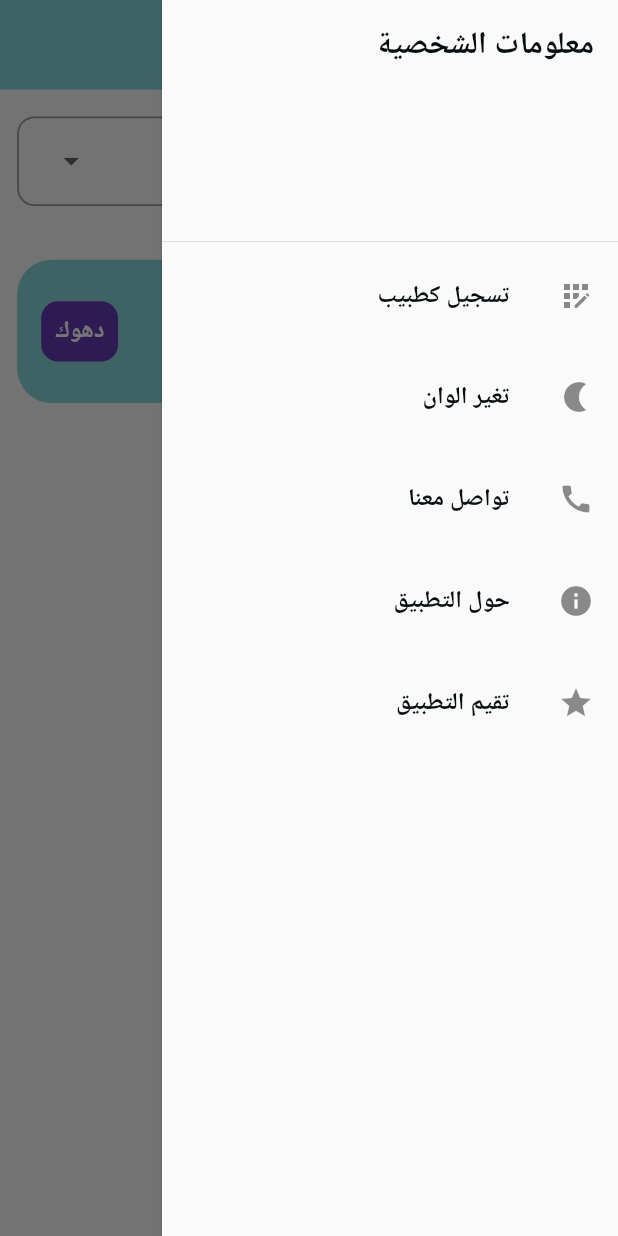
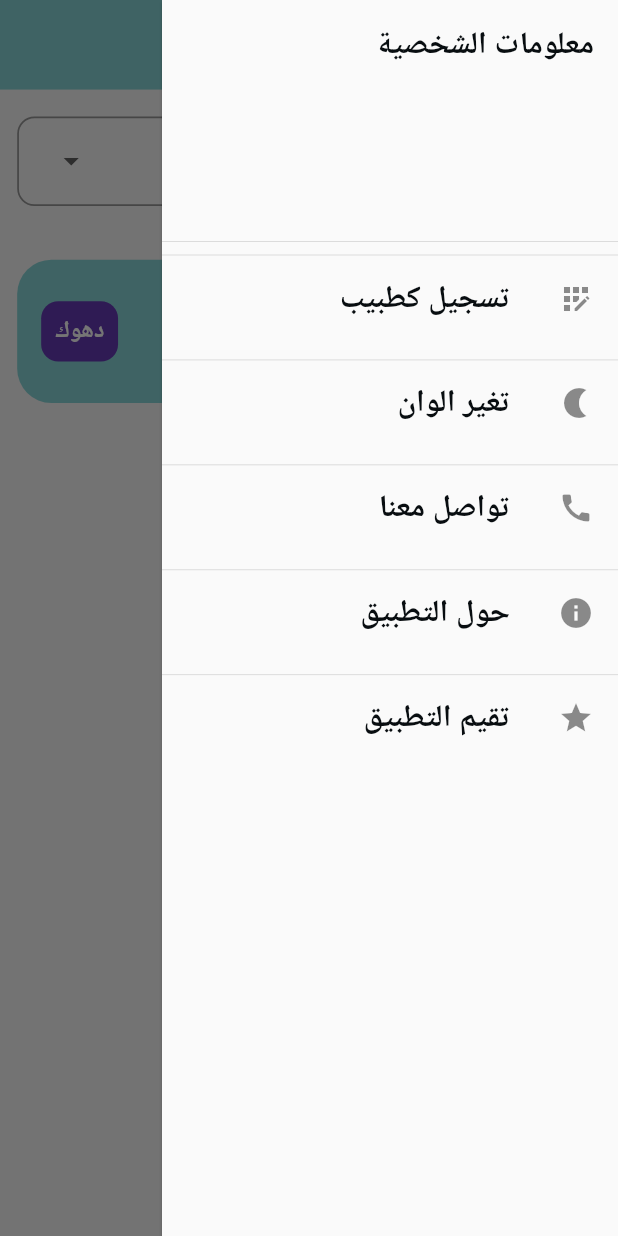
Before and after one commit to Ahmedkhalil98/doctors_guide, a Flutter app: the HomeScreen screen opened directly, with the side drawer open, on a phone screen of 412 x 824 dp. Run offline on Flutter 3.47's test engine with Material 2 defaults, Android fonts, the phone set to English and light mode, and no system bars; our stand-ins replace cloud_firestore, firebase_core, flutter_screenutil, geolocator, get, google_maps_flutter and 1 more; missing offline and left inert: flutter_multi_select_items, time_picker_sheet; accounts and stored records are empty; project files that could hold a hidden picture were left out.

Commit message:
about screen

```diff
--- a/lib/Views/Screens/Home_Screen.dart
+++ b/lib/Views/Screens/Home_Screen.dart
@@ -1,5 +1,6 @@
 import 'dart:math';
 import 'package:doctors_guide/Controllers/login_Doctor_controller.dart';
+import 'package:doctors_guide/Views/Screens/about_app_screen.dart';
 import 'package:doctors_guide/Views/Screens/doctor_details_info.dart';
 import 'package:doctors_guide/Views/Screens/login_as_doctor.dart';
 import 'package:doctors_guide/Views/widgets/drawer_card.dart';
@@ -23,8 +24,13 @@ class HomeScreen extends StatelessWidget {
           child: ListView(
             padding: EdgeInsets.zero,
             children: [
-              const DrawerHeader(
-                child: Text('معلومات الشخصية'),
+              DrawerHeader(
+                child: Text(
+                  'معلومات الشخصية',
+                ),
+              ),
+              const Divider(
+                height: 2,
               ),
               GestureDetector(
                 onTap: () {
@@ -34,6 +40,9 @@ class HomeScreen extends StatelessWidget {
                   icon: Icons.app_registration,
                   title: 'تسجيل كطبيب',
                 ),
+              ),
+              const Divider(
+                height: 2,
               ),
               GestureDetector(
                 onTap: () {
@@ -45,11 +54,27 @@ class HomeScreen extends StatelessWidget {
                   title: 'تغير الوان',
                 ),
               ),
+              const Divider(
+                height: 2,
+              ),
               const DrawerCard(
                 icon: Icons.call,
                 title: 'تواصل معنا',
               ),
-              const DrawerCard(icon: Icons.info, title: 'حول التطبيق'),
+              const Divider(
+                height: 2,
+              ),
+              GestureDetector(
+                onTap: () {
+                  Get.to(
+                    () => const AboutAppScreen(),
+                  );
+                },
+                child: const DrawerCard(icon: Icons.info, title: 'حول التطبيق'),
+              ),
+              const Divider(
+                height: 2,
+              ),
               const DrawerCard(icon: Icons.star, title: 'تقيم التطبيق'),
             ],
           ),
@@ -57,7 +82,6 @@ class HomeScreen extends StatelessWidget {
         appBar: AppBar(
           title: Text(
             'قائمة اطباء',
-            style: titleTextStyle,
           ),
         ),
         body: SafeArea(
--- a/lib/Views/Screens/Register_doctor_info.dart
+++ b/lib/Views/Screens/Register_doctor_info.dart
@@ -19,7 +19,6 @@ class RegisterDoctorInfo extends StatelessWidget {
       appBar: AppBar(
         title: Text(
           "الدخول كطبيب",
-          style: titleTextStyle,
         ),
       ),
       bottomSheet: Padding(
--- a/lib/Views/Screens/Register_doctor_more_info.dart
+++ b/lib/Views/Screens/Register_doctor_more_info.dart
@@ -24,7 +24,6 @@ class RegisterDoctorLocation extends StatelessWidget {
       appBar: AppBar(
         title: Text(
           "الدخول كطبيب",
-          style: titleTextStyle,
         ),
       ),
       bottomSheet: Padding(
--- a/lib/Views/Screens/doctor_details_info.dart
+++ b/lib/Views/Screens/doctor_details_info.dart
@@ -26,7 +26,6 @@ class DoctorDetailsInfo extends StatelessWidget {
       appBar: AppBar(
         title: Text(
           "تفاصيل",
-          style: titleTextStyle,
         ),
       ),
       body: ListView(
--- a/lib/Views/Screens/login_as_doctor.dart
+++ b/lib/Views/Screens/login_as_doctor.dart
@@ -21,7 +21,6 @@ class LogInAsADoctor extends StatelessWidget {
       appBar: AppBar(
         title: Text(
           "الدخول كطبيب",
-          style: titleTextStyle,
         ),
       ),
       body: SingleChildScrollView(
--- a/lib/Views/widgets/drawer_card.dart
+++ b/lib/Views/widgets/drawer_card.dart
@@ -18,9 +18,6 @@ class DrawerCard extends StatelessWidget {
         leading: Icon(icon),
         title: Text(
           title,
-          style: TextStyle(
-            fontSize: 14.sp,
-          ),
         ),
       ),
     );
--- a/lib/constants/themes.dart
+++ b/lib/constants/themes.dart
@@ -35,7 +35,7 @@ class DoctorTheme {
       elevation: 0,
       toolbarHeight: 50.h,
       titleTextStyle: TextStyle(
-        color: kBlackColor,
+        color: kWhiteColor,
         fontSize: 16.sp,
         fontWeight: FontWeight.w700,
       ),
@@ -43,7 +43,7 @@ class DoctorTheme {
     textTheme: TextTheme(
       bodyLarge: TextStyle(
         fontSize: 18.sp,
-        color: kBlackColor,
+        color: kWhiteColor,
         fontWeight: FontWeight.bold,
       ),
     ),
@@ -56,14 +56,3 @@ class DoctorTheme {
     }
   }
 }
-
-TextStyle titleTextStyle = TextStyle(
-  color: kWhiteColor,
-  fontSize: 20.sp,
-  fontWeight: FontWeight.w700,
-);
-TextStyle bodyTextStyle = TextStyle(
-  color: kWhiteColor,
-  fontSize: 18.sp,
-  fontWeight: FontWeight.w500,
-);
```
Also changed, not shown: lib/Views/Screens/about_app_screen.dart (added, +51 -0 lines), 1 other file.
